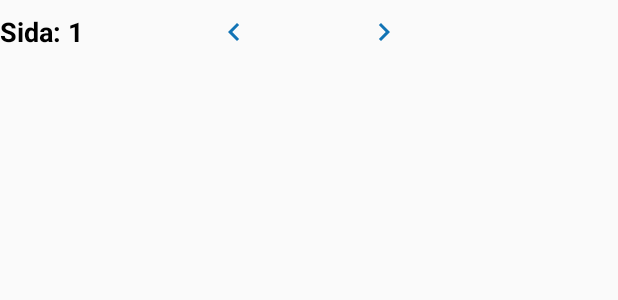
After one commit to OAndell/Riksdagen, an Android app: the layout page_navigator.xml on its own in the app's theme, with its tools: preview values and no code run, on a phone screen of 412 x 824 dp. The commit adds this screen. Shown: the top 300 px of the screen. Run offline under Robolectric (Android 15) with nearby library versions, the phone set to English and light mode, and no system bars.

Commit message:
Started implementation of XML-based components

```diff
--- a/app/src/main/java/com/example/oscar/riksdagen/MainModule/Updater.java
+++ b/app/src/main/java/com/example/oscar/riksdagen/MainModule/Updater.java
@@ -93,7 +93,7 @@ public class Updater {
             createItem(allDocs.get(i));
         }
         if(allDocs.size() > 19){
-            listLayout.addView(new PageNavigator(context, this));
+            listLayout.addView(ComponentBuilder.getPageNavigator(context, this));
         }
         listLayout.addView(createSourceText());
         ((MainActivity) context).setLoading(false);
--- a/app/src/main/res/layout/activity_main.xml
+++ b/app/src/main/res/layout/activity_main.xml
@@ -68,7 +68,7 @@
         android:layout_gravity="start"
         android:choiceMode="singleChoice"
         android:divider="@android:color/darker_gray"
-        android:dividerHeight="1dp"
+        android:dividerHeight="0dp"
         android:background="@android:color/white"/>
 
 
--- /dev/null
+++ b/app/src/main/res/layout/page_navigator.xml
@@ -0,0 +1,51 @@
+<?xml version="1.0" encoding="utf-8"?>
+<RelativeLayout xmlns:android="http://schemas.android.com/apk/res/android"
+    android:orientation="horizontal" android:layout_width="match_parent"
+    android:layout_height="wrap_content">
+
+    <TextView
+        android:id="@+id/page_indicator"
+        android:layout_width="wrap_content"
+        android:layout_height="wrap_content"
+        android:layout_alignParentLeft="true"
+        android:layout_alignParentStart="true"
+        android:layout_centerVertical="true"
+        android:text="Sida: 1"
+        android:textColor="@android:color/black"
+        android:textSize="18sp"
+        android:textStyle="bold" />
+
+
+    <LinearLayout
+        android:layout_width="wrap_content"
+        android:layout_height="wrap_content"
+        android:layout_centerHorizontal="true"
+        android:orientation="horizontal">
+
+        <ImageButton
+            android:layout_marginTop="10dp"
+            android:layout_marginBottom="10dp"
+            android:layout_width="100dp"
+            android:layout_height="22dp"
+            android:layout_centerHorizontal="true"
+            android:src="@drawable/ic_navigate_before_black_24dp"
+            android:background="@android:color/transparent"
+            android:id="@+id/left_arrow"/>
+
+        <ImageButton
+            android:layout_width="100dp"
+            android:layout_height="22dp"
+            android:layout_marginBottom="10dp"
+            android:layout_centerHorizontal="true"
+            android:layout_marginTop="10dp"
+            android:background="@android:color/transparent"
+            android:src="@drawable/ic_navigate_next_black_24dp"
+            android:id="@+id/right_arrow"/>
+
+    </LinearLayout>
+
+
+
+
+
+</RelativeLayout>
```
Also changed, not shown: app/src/main/java/com/example/oscar/riksdagen/MainModule/ComponentBuilder.java (added, +70 -0 lines), app/src/main/java/com/example/oscar/riksdagen/MainModule/PageNavigator.java (deleted, +0 -81 lines).
